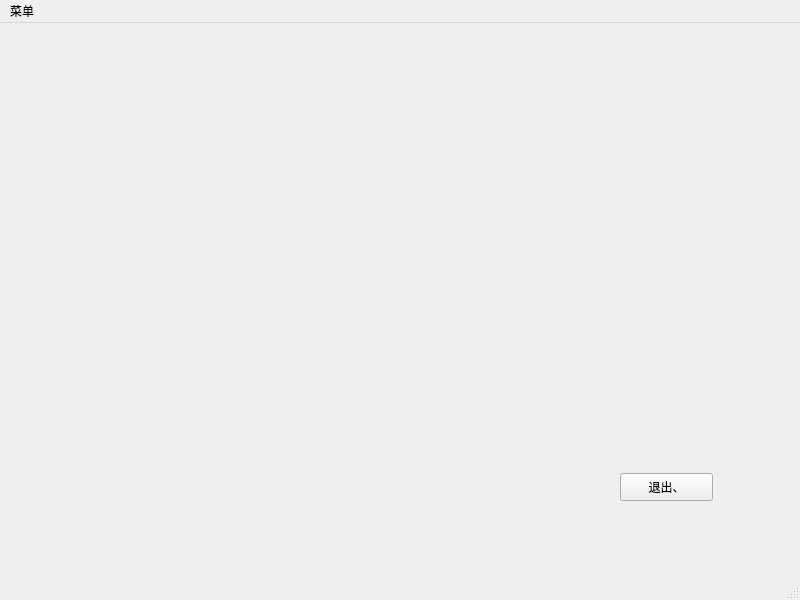
First picture: the form in dft.ui, repository ect7777/DisappearedFireTown, before the edit.
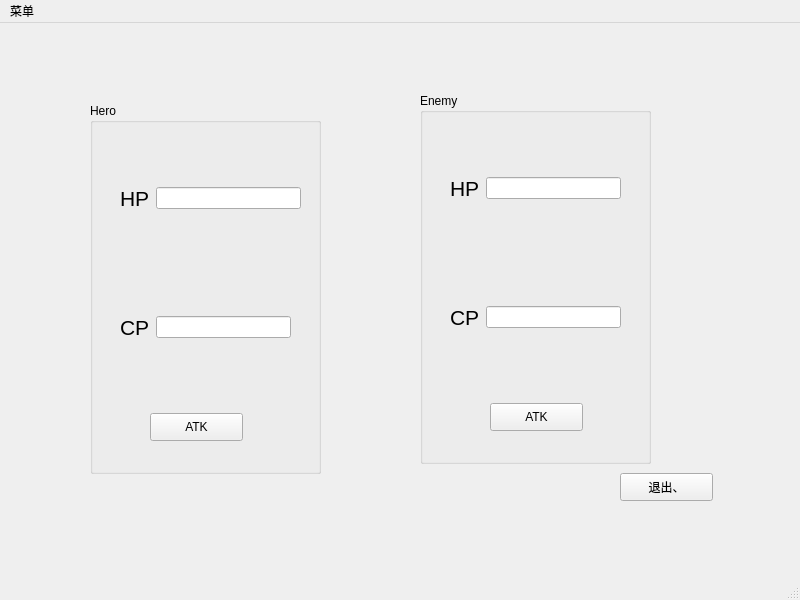
Second picture: the form after the edit.

```diff
--- a/dft.ui
+++ b/dft.ui
@@ -27,6 +27,182 @@
      <string>退出、</string>
     </property>
    </widget>
+   <widget class="QGroupBox" name="Hero">
+    <property name="geometry">
+     <rect>
+      <x>90</x>
+      <y>80</y>
+      <width>231</width>
+      <height>371</height>
+     </rect>
+    </property>
+    <property name="title">
+     <string>Hero</string>
+    </property>
+    <widget class="QWidget" name="layoutWidget">
+     <property name="geometry">
+      <rect>
+       <x>30</x>
+       <y>180</y>
+       <width>171</width>
+       <height>89</height>
+      </rect>
+     </property>
+     <layout class="QHBoxLayout" name="horizontalLayout_2">
+      <item>
+       <widget class="QLabel" name="label_2">
+        <property name="font">
+         <font>
+          <pointsize>16</pointsize>
+         </font>
+        </property>
+        <property name="text">
+         <string>CP</string>
+        </property>
+       </widget>
+      </item>
+      <item>
+       <widget class="QLineEdit" name="lineEdit_2">
+        <property name="readOnly">
+         <bool>true</bool>
+        </property>
+       </widget>
+      </item>
+     </layout>
+    </widget>
+    <widget class="QWidget" name="layoutWidget">
+     <property name="geometry">
+      <rect>
+       <x>30</x>
+       <y>50</y>
+       <width>181</width>
+       <height>91</height>
+      </rect>
+     </property>
+     <layout class="QHBoxLayout" name="horizontalLayout">
+      <item>
+       <widget class="QLabel" name="label">
+        <property name="font">
+         <font>
+          <pointsize>16</pointsize>
+         </font>
+        </property>
+        <property name="text">
+         <string>HP</string>
+        </property>
+       </widget>
+      </item>
+      <item>
+       <widget class="QLineEdit" name="lineEdit">
+        <property name="readOnly">
+         <bool>true</bool>
+        </property>
+       </widget>
+      </item>
+     </layout>
+    </widget>
+    <widget class="QPushButton" name="pushButton_2">
+     <property name="geometry">
+      <rect>
+       <x>60</x>
+       <y>310</y>
+       <width>93</width>
+       <height>28</height>
+      </rect>
+     </property>
+     <property name="text">
+      <string>ATK</string>
+     </property>
+    </widget>
+   </widget>
+   <widget class="QGroupBox" name="Enemy">
+    <property name="geometry">
+     <rect>
+      <x>420</x>
+      <y>70</y>
+      <width>231</width>
+      <height>371</height>
+     </rect>
+    </property>
+    <property name="title">
+     <string>Enemy</string>
+    </property>
+    <widget class="QWidget" name="layoutWidget_2">
+     <property name="geometry">
+      <rect>
+       <x>30</x>
+       <y>180</y>
+       <width>171</width>
+       <height>89</height>
+      </rect>
+     </property>
+     <layout class="QHBoxLayout" name="horizontalLayout_3">
+      <item>
+       <widget class="QLabel" name="label_3">
+        <property name="font">
+         <font>
+          <pointsize>16</pointsize>
+         </font>
+        </property>
+        <property name="text">
+         <string>CP</string>
+        </property>
+       </widget>
+      </item>
+      <item>
+       <widget class="QLineEdit" name="lineEdit_4">
+        <property name="readOnly">
+         <bool>true</bool>
+        </property>
+       </widget>
+      </item>
+     </layout>
+    </widget>
+    <widget class="QWidget" name="layoutWidget_3">
+     <property name="geometry">
+      <rect>
+       <x>30</x>
+       <y>50</y>
+       <width>171</width>
+       <height>91</height>
+      </rect>
+     </property>
+     <layout class="QHBoxLayout" name="horizontalLayout_4">
+      <item>
+       <widget class="QLabel" name="label_4">
+        <property name="font">
+         <font>
+          <pointsize>16</pointsize>
+         </font>
+        </property>
+        <property name="text">
+         <string>HP</string>
+        </property>
+       </widget>
+      </item>
+      <item>
+       <widget class="QLineEdit" name="lineEdit_3">
+        <property name="readOnly">
+         <bool>true</bool>
+        </property>
+       </widget>
+      </item>
+     </layout>
+    </widget>
+    <widget class="QPushButton" name="pushButton_3">
+     <property name="geometry">
+      <rect>
+       <x>70</x>
+       <y>310</y>
+       <width>93</width>
+       <height>28</height>
+      </rect>
+     </property>
+     <property name="text">
+      <string>ATK</string>
+     </property>
+    </widget>
+   </widget>
   </widget>
   <widget class="QMenuBar" name="menubar">
    <property name="geometry">
```
